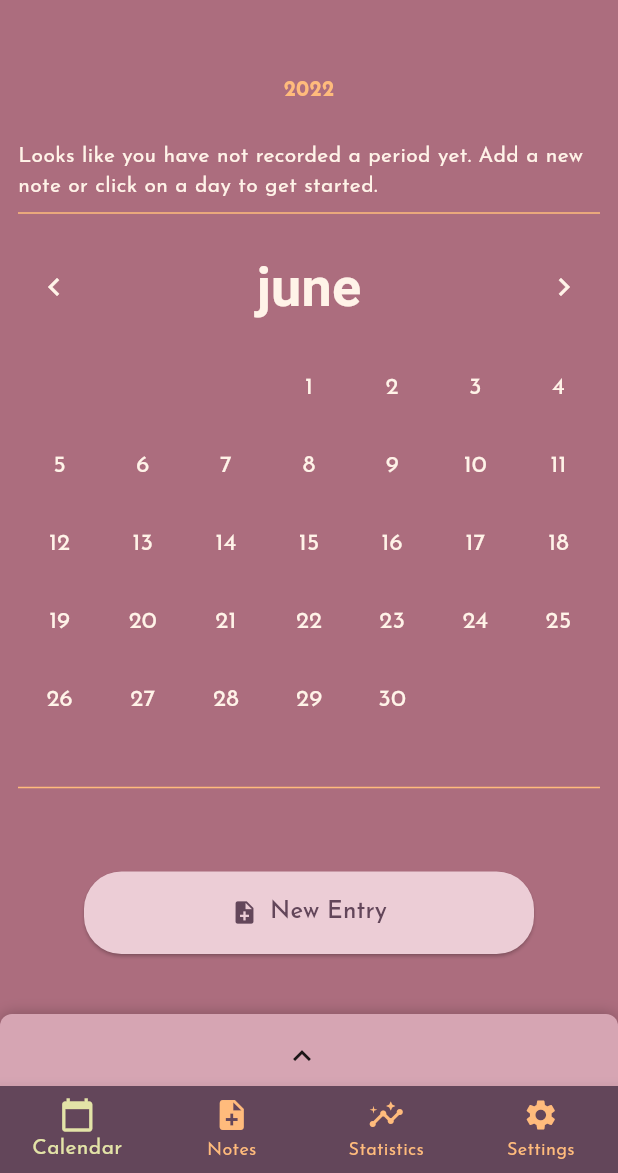
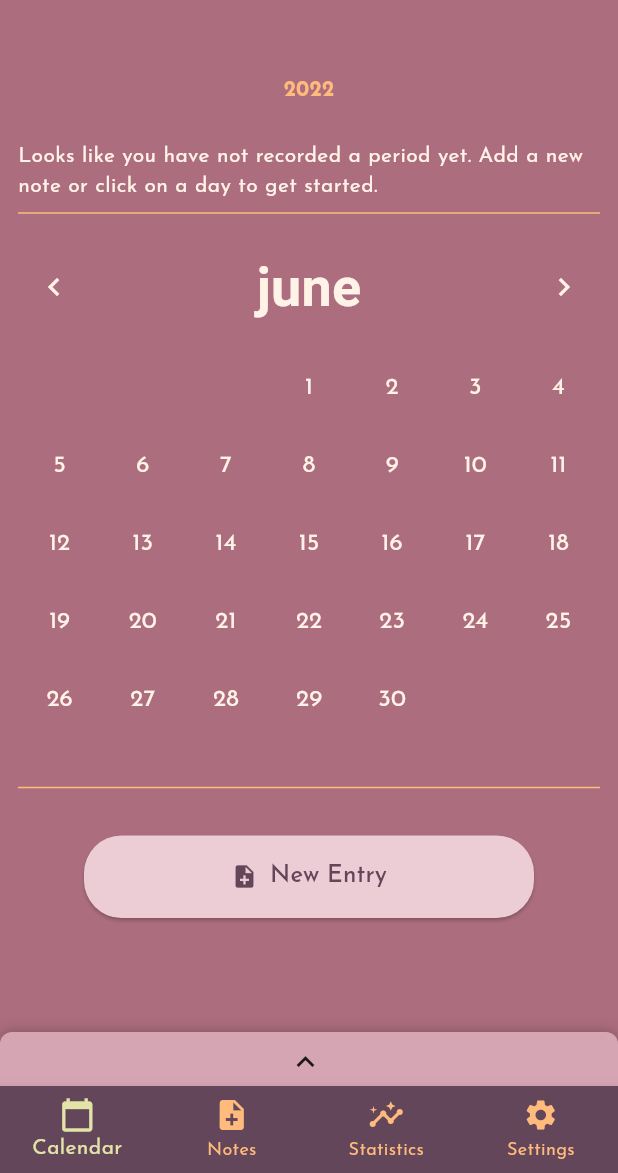
Before and after one commit to swsvindland/period_track, a Flutter app: the HomePage screen opened by its route, on a phone screen of 412 x 824 dp, the part 63-1236 px from its top. Run offline on Flutter 3.47's test engine with Material 2 defaults, Android fonts, the phone set to English and light mode, and no system bars; drawn by our look-alikes of sliding_up_panel, table_calendar; our stand-ins replace charts_flutter, cloud_firestore, datetime_picker_formfield, firebase_auth, firebase_core, firebase_messaging and 4 more; missing offline and left inert: os_detect; accounts and stored records are empty; generated files the repository leaves out were written again; network calls fail.

Commit message:
adjust spacing

```diff
--- a/lib/models/note.dart
+++ b/lib/models/note.dart
@@ -31,7 +31,7 @@ class NoteModel {
       'note': data.note,
       'periodStart': data.periodStart,
       'intimacy': data.intimacy,
-      'flow': data.flow.toString()
+      'flow': data.flow?.index.toString()
     };
   }
 }
--- a/lib/widgets/add_note_form.dart
+++ b/lib/widgets/add_note_form.dart
@@ -165,9 +165,9 @@ class _AddNoteFormState extends State<AddNoteForm> {
                             _flow == FlowRate.heavy
                           ],
                           children: [
-                            Image.asset('images/flow-light.png', width: 24, height: 24),
-                            Image.asset('images/flow-normal.png', width: 24, height: 24),
-                            Image.asset('images/flow-heavy.png', width: 24, height: 24),
+                            Image.asset('images/flow-light.png', height: 24),
+                            Image.asset('images/flow-normal.png', height: 24),
+                            Image.asset('images/flow-heavy.png', height: 24),
                           ],
                         ),
                         const SizedBox(height: 8),
--- a/lib/widgets/date_field.dart
+++ b/lib/widgets/date_field.dart
@@ -7,7 +7,7 @@ class DateField extends StatelessWidget {
   final TextEditingController controller;
   final Function(DateTime?)? onChanged;
 
-  final format = DateFormat("yyyy-MM-dd");
+  final format = DateFormat.yMd();
 
   @override
   Widget build(BuildContext context) {
--- a/lib/widgets/home.dart
+++ b/lib/widgets/home.dart
@@ -20,9 +20,9 @@ class _HomeState extends State<Home> {
         color: const Color(0xffD6A5B3),
         borderRadius: const BorderRadius.vertical(
             top: Radius.circular(8), bottom: Radius.zero),
-        minHeight: 48,
+        minHeight: 36,
         maxHeight: 200,
-        padding: const EdgeInsets.all(16),
+        padding: const EdgeInsets.all(8),
         onPanelOpened: () {
           setState(() {
             drawerOpen = true;
@@ -34,7 +34,7 @@ class _HomeState extends State<Home> {
           });
         },
         header: SizedBox(
-            width: MediaQuery.of(context).size.width * 0.90,
+            width: MediaQuery.of(context).size.width * 0.95,
             child: Center(
               child: drawerOpen
                   ? const Icon(Icons.keyboard_arrow_down)
@@ -52,7 +52,7 @@ class _HomeState extends State<Home> {
                 const Calendar(),
                 const SizedBox(height: 24),
                 const Divider(color: Color(0xffFFBB7C)),
-                const SizedBox(height: 48),
+                const SizedBox(height: 24),
                 ElevatedButton(
                   onPressed: () {
                     navigatorKey.currentState!
--- a/lib/widgets/note.dart
+++ b/lib/widgets/note.dart
@@ -60,15 +60,15 @@ class FlowIndicator extends StatelessWidget {
     }
 
     if (flow == FlowRate.light) {
-      return Image.asset('images/flow-light.png', width: 24, height: 24);
+      return Image.asset('images/flow-light.png', height: 24);
     }
 
     if (flow == FlowRate.normal) {
-      return Image.asset('images/flow-normal.png', width: 24, height: 24);
+      return Image.asset('images/flow-normal.png', height: 24);
     }
 
     if (flow == FlowRate.heavy) {
-      return Image.asset('images/flow-heavy.png', width: 24, height: 24);
+      return Image.asset('images/flow-heavy.png', height: 24);
     }
 
     return const SizedBox();
```
